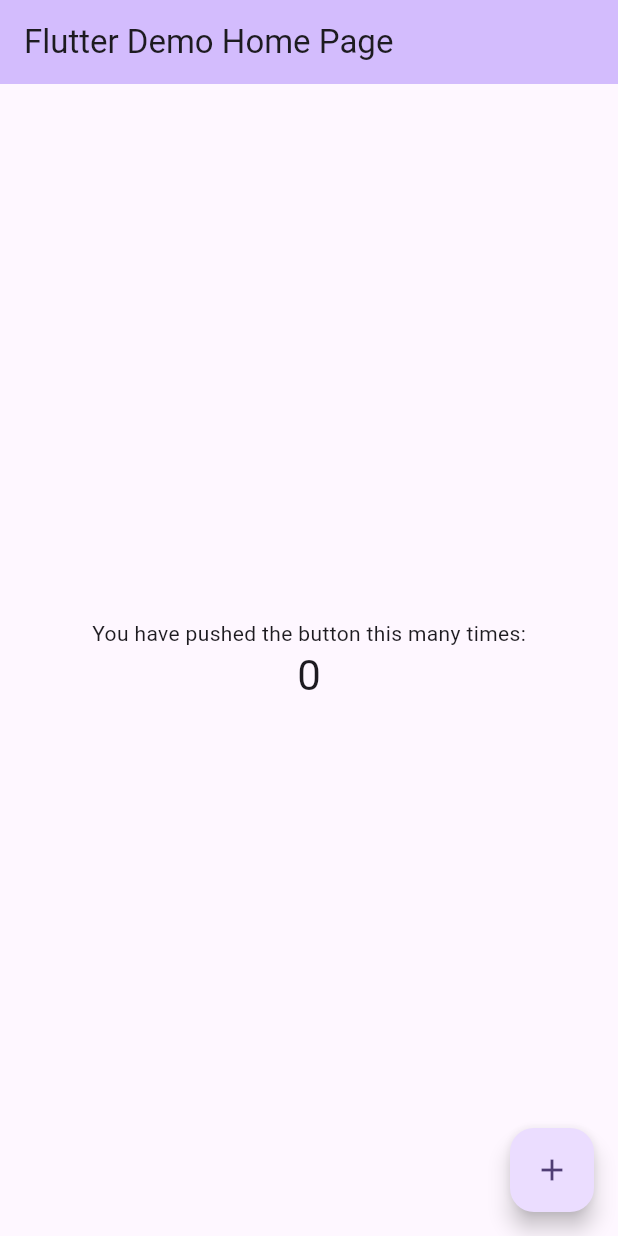
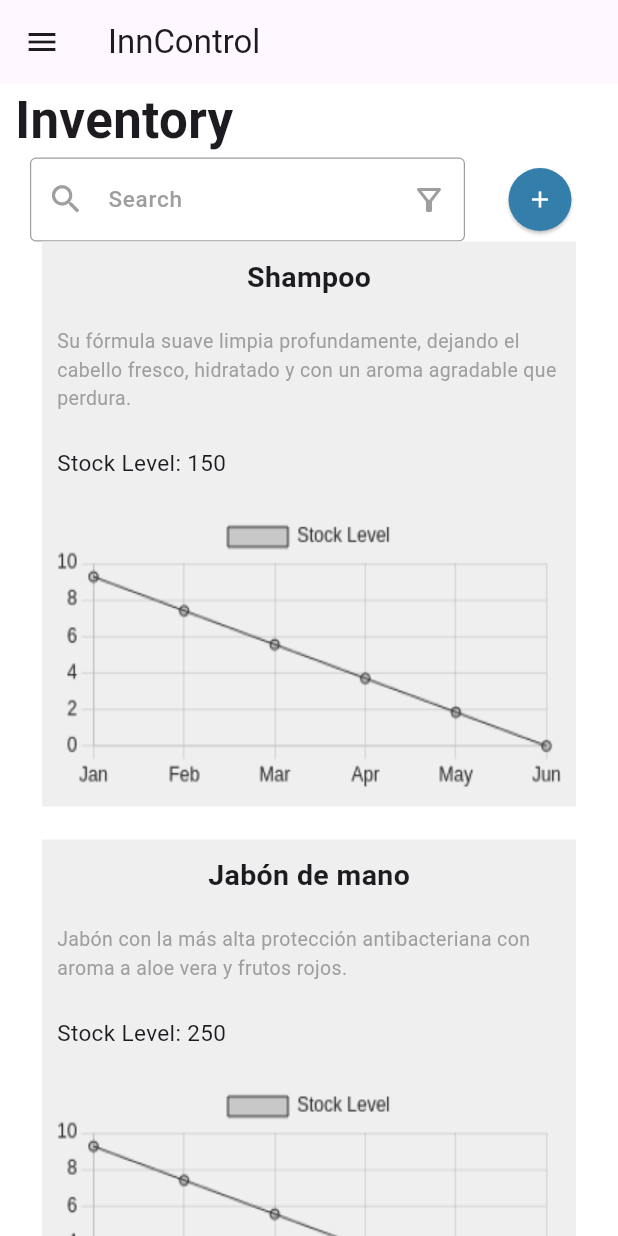
Before and after one commit to upc-pre-20242-cc238-wx61-grupo1/inncontrol-mobile-app, a Flutter app: the screen it shows after launch, on a phone screen of 412 x 824 dp. Run offline on Flutter 3.47's test engine with Material 3 defaults, Android fonts, the phone set to English and light mode, and no system bars.

Commit message:
feat: inventory

```diff
--- a/lib/main.dart
+++ b/lib/main.dart
@@ -1,125 +1,20 @@
 import 'package:flutter/material.dart';
+import 'navigation/main_page.dart';  // Import MainPage
 
 void main() {
-  runApp(const MyApp());
+  runApp(MyApp());
 }
 
 class MyApp extends StatelessWidget {
-  const MyApp({super.key});
-
-  // This widget is the root of your application.
   @override
   Widget build(BuildContext context) {
     return MaterialApp(
-      title: 'Flutter Demo',
+      title: 'InnControl',
       theme: ThemeData(
-        // This is the theme of your application.
-        //
-        // TRY THIS: Try running your application with "flutter run". You'll see
-        // the application has a purple toolbar. Then, without quitting the app,
-        // try changing the seedColor in the colorScheme below to Colors.green
-        // and then invoke "hot reload" (save your changes or press the "hot
-        // reload" button in a Flutter-supported IDE, or press "r" if you used
-        // the command line to start the app).
-        //
-        // Notice that the counter didn't reset back to zero; the application
-        // state is not lost during the reload. To reset the state, use hot
-        // restart instead.
-        //
-        // This works for code too, not just values: Most code changes can be
-        // tested with just a hot reload.
-        colorScheme: ColorScheme.fromSeed(seedColor: Colors.deepPurple),
-        useMaterial3: true,
+        primarySwatch: Colors.blue,
+        scaffoldBackgroundColor: Colors.white,
       ),
-      home: const MyHomePage(title: 'Flutter Demo Home Page'),
+      home: MainPage(),  // Use the RoomsPage as the home
     );
   }
 }
-
-class MyHomePage extends StatefulWidget {
-  const MyHomePage({super.key, required this.title});
-
-  // This widget is the home page of your application. It is stateful, meaning
-  // that it has a State object (defined below) that contains fields that affect
-  // how it looks.
-
-  // This class is the configuration for the state. It holds the values (in this
-  // case the title) provided by the parent (in this case the App widget) and
-  // used by the build method of the State. Fields in a Widget subclass are
-  // always marked "final".
-
-  final String title;
-
-  @override
-  State<MyHomePage> createState() => _MyHomePageState();
-}
-
-class _MyHomePageState extends State<MyHomePage> {
-  int _counter = 0;
-
-  void _incrementCounter() {
-    setState(() {
-      // This call to setState tells the Flutter framework that something has
-      // changed in this State, which causes it to rerun the build method below
-      // so that the display can reflect the updated values. If we changed
-      // _counter without calling setState(), then the build method would not be
-      // called again, and so nothing would appear to happen.
-      _counter++;
-    });
-  }
-
-  @override
-  Widget build(BuildContext context) {
-    // This method is rerun every time setState is called, for instance as done
-    // by the _incrementCounter method above.
-    //
-    // The Flutter framework has been optimized to make rerunning build methods
-    // fast, so that you can just rebuild anything that needs updating rather
-    // than having to individually change instances of widgets.
-    return Scaffold(
-      appBar: AppBar(
-        // TRY THIS: Try changing the color here to a specific color (to
-        // Colors.amber, perhaps?) and trigger a hot reload to see the AppBar
-        // change color while the other colors stay the same.
-        backgroundColor: Theme.of(context).colorScheme.inversePrimary,
-        // Here we take the value from the MyHomePage object that was created by
-        // the App.build method, and use it to set our appbar title.
-        title: Text(widget.title),
-      ),
-      body: Center(
-        // Center is a layout widget. It takes a single child and positions it
-        // in the middle of the parent.
-        child: Column(
-          // Column is also a layout widget. It takes a list of children and
-          // arranges them vertically. By default, it sizes itself to fit its
-          // children horizontally, and tries to be as tall as its parent.
-          //
-          // Column has various properties to control how it sizes itself and
-          // how it positions its children. Here we use mainAxisAlignment to
-          // center the children vertically; the main axis here is the vertical
-          // axis because Columns are vertical (the cross axis would be
-          // horizontal).
-          //
-          // TRY THIS: Invoke "debug painting" (choose the "Toggle Debug Paint"
-          // action in the IDE, or press "p" in the console), to see the
-          // wireframe for each widget.
-          mainAxisAlignment: MainAxisAlignment.center,
-          children: <Widget>[
-            const Text(
-              'You have pushed the button this many times:',
-            ),
-            Text(
-              '$_counter',
-              style: Theme.of(context).textTheme.headlineMedium,
-            ),
-          ],
-        ),
-      ),
-      floatingActionButton: FloatingActionButton(
-        onPressed: _incrementCounter,
-        tooltip: 'Increment',
-        child: const Icon(Icons.add),
-      ), // This trailing comma makes auto-formatting nicer for build methods.
-    );
-  }
-}
--- /dev/null
+++ b/lib/models/item.dart
@@ -0,0 +1,35 @@
+class ItemModel {
+  String itemName;
+  String itemDescription;
+  int itemStock;
+  String graphPath;
+
+  ItemModel(
+      {required this.itemName,
+        required this.itemStock,
+        required this.itemDescription,
+        required this.graphPath});
+
+  static List<ItemModel> getItems() {
+    List<ItemModel> items = [];
+
+    items.add(ItemModel(
+      itemName: 'Shampoo',
+      itemStock: 150,
+      itemDescription:
+      'Su fórmula suave limpia profundamente, dejando el cabello fresco, hidratado y con un aroma agradable que perdura.',
+      graphPath: 'assets/vectors/graph.png',
+    ));
+    items.add(ItemModel(
+      itemName: 'Jabón de mano',
+      itemStock: 250,
+      itemDescription:
+      'Jabón con la más alta protección antibacteriana con aroma a aloe vera y frutos rojos.',
+      graphPath: 'assets/vectors/graph.png',
+    ));
+
+    return items;
+  }
+
+  static void addItem() {}
+}
--- /dev/null
+++ b/lib/navigation/main_page.dart
@@ -0,0 +1,76 @@
+import 'package:flutter/material.dart';
+import '../views/inventory/inventory_screen.dart';  // Import InventoryScreen
+
+class MainPage extends StatefulWidget {
+  @override
+  _MainPageState createState() => _MainPageState();
+}
+
+class _MainPageState extends State<MainPage> {
+  int _selectedIndex = 0;
+
+  // Define a list of views (pages) for navigation
+  static List<Widget> _pages = <Widget>[
+    InventoryScreen(),  // Inventory view
+  ];
+
+  // Method to handle the navigation to the selected page
+  void _onItemTapped(int index) {
+    setState(() {
+      _selectedIndex = index;  // Update the selected index
+    });
+  }
+
+  @override
+  Widget build(BuildContext context) {
+    return Scaffold(
+      appBar: AppBar(
+        title: Text('InnControl'),
+      ),
+      drawer: Drawer(  // Navigation Drawer
+        child: ListView(
+          padding: EdgeInsets.zero,
+          children: <Widget>[
+            DrawerHeader(
+              decoration: BoxDecoration(
+                color: Colors.blue,
+              ),
+              child: Text(
+                'InnControl',
+                style: TextStyle(
+                  color: Colors.white,
+                  fontSize: 24,
+                ),
+              ),
+            ),
+            ListTile(
+              leading: Icon(Icons.meeting_room),
+              title: Text('Rooms'),
+              onTap: () {
+                _onItemTapped(0);  // Navigate to RoomsPage
+                Navigator.pop(context);  // Close the drawer
+              },
+            ),
+            ListTile(
+              leading: Icon(Icons.task),
+              title: Text('Tasks'),
+              onTap: () {
+                _onItemTapped(1);  // Navigate to TaskListScreen
+                Navigator.pop(context);  // Close the drawer
+              },
+            ),
+            ListTile(
+              leading: Icon(Icons.task),
+              title: Text('Iventory'),
+              onTap: () {
+                _onItemTapped(2);  // Navigate to TaskListScreen
+                Navigator.pop(context);  // Close the drawer
+              },
+            ),
+          ],
+        ),
+      ),
+      body: _pages[_selectedIndex],  // Display the selected view
+    );
+  }
+}
--- /dev/null
+++ b/lib/views/inventory/inventory_screen.dart
@@ -0,0 +1,345 @@
+import 'package:flutter/material.dart';
+// import 'package:flutter_svg/flutter_svg.dart';
+
+import '../../models/item.dart';
+
+class InventoryScreen extends StatefulWidget {
+  const InventoryScreen({super.key});
+
+  @override
+  State<InventoryScreen> createState() => _InventoryScreenState();
+}
+
+class _InventoryScreenState extends State<InventoryScreen> {
+  final List<ItemModel> itemsData = ItemModel.getItems();
+
+  @override
+  Widget build(BuildContext context) {
+    return Scaffold(
+      backgroundColor: Colors.white,
+      body: SingleChildScrollView(
+        child: Column(
+          crossAxisAlignment: CrossAxisAlignment.start,
+          children: [inventorySection()],
+        ),
+      ),
+    );
+  }
+
+  Column inventorySection() {
+    return Column(
+      crossAxisAlignment: CrossAxisAlignment.start,
+      children: [
+        mainTitle(),
+        inventorySearchBar(),
+        showInventory(),
+      ],
+    );
+  }
+
+  ListView showInventory() {
+    return ListView.separated(
+      shrinkWrap: true,
+      itemBuilder: (context, index) {
+        return Padding(
+          padding: const EdgeInsets.symmetric(horizontal: 28),
+          child: itemCardContainer(index),
+        );
+      },
+      separatorBuilder: (context, index) => const SizedBox(height: 22),
+      itemCount: itemsData.length,
+    );
+  }
+
+  Container itemCardContainer(int index) {
+    return Container(
+      decoration: const BoxDecoration(
+        shape: BoxShape.rectangle,
+        // color: Color(0xffEFEFEF),
+        color: Color(0xffEFEFEF),
+      ),
+      child: Padding(
+        padding: const EdgeInsets.all(10),
+        child: Column(
+          children: [
+            Text(
+              itemsData[index].itemName,
+              style: const TextStyle(
+                fontSize: 19,
+                fontWeight: FontWeight.w700,
+              ),
+            ),
+            const SizedBox(
+              height: 20,
+            ),
+            Text(
+              itemsData[index].itemDescription,
+              style: const TextStyle(
+                fontSize: 13,
+                fontWeight: FontWeight.w400,
+                color: Colors.grey,
+              ),
+            ),
+            const SizedBox(
+              height: 23,
+            ),
+            Row(
+              children: [
+                Text(
+                  'Stock Level: ${itemsData[index].itemStock}',
+                  style: const TextStyle(
+                    fontSize: 15,
+                    fontWeight: FontWeight.w400,
+                  ),
+                ),
+                const Spacer(),
+              ],
+            ),
+            const SizedBox(height: 23),
+            Image.asset(
+              itemsData[index].graphPath,
+              fit: BoxFit.none,
+            ),
+          ],
+        ),
+      ),
+    );
+  }
+
+  Padding inventorySearchBar() {
+    return Padding(
+      padding: const EdgeInsets.symmetric(horizontal: 20),
+      child: Row(
+        mainAxisAlignment: MainAxisAlignment.spaceBetween,
+        children: [
+          const SizedBox(
+            width: 290,
+            child: TextField(
+              decoration: InputDecoration(
+                filled: true,
+                fillColor: Colors.white,
+                prefixIcon: Icon(
+                  Icons.search,
+                  color: Colors.grey,
+                  size: 25,
+                ),
+                suffixIcon: Icon(Icons.filter_alt_outlined, color: Colors.grey),
+                hintText: 'Search',
+                hintStyle: TextStyle(
+                  fontSize: 15,
+                  fontWeight: FontWeight.w500,
+                  color: Colors.grey,
+                ),
+                border: OutlineInputBorder(
+                  borderSide: BorderSide(width: 0),
+                ),
+                enabledBorder: OutlineInputBorder(
+                  borderSide: BorderSide(
+                    color: Colors.grey,
+                    width: 0.8,
+                  ),
+                ),
+              ),
+            ),
+          ),
+          ElevatedButton(
+            onPressed: () {
+              addItemForm();
+            },
+            style: ElevatedButton.styleFrom(
+              fixedSize: const Size(42, 42),
+              shape: const CircleBorder(),
+              backgroundColor: const Color(0xff337EAB),
+              padding: EdgeInsets.zero,
+            ),
+            child: const Icon(
+              Icons.add,
+              color: Colors.white,
+            ),
+          )
+        ],
+      ),
+    );
+  }
+
+  Row mainTitle() {
+    return const Row(
+      children: [
+        Padding(
+          padding: EdgeInsets.only(left: 10),
+          child: Text(
+            'Inventory',
+            style: TextStyle(
+              fontWeight: FontWeight.w700,
+              fontSize: 34,
+            ),
+          ),
+        ),
+        Spacer()
+      ],
+    );
+  }
+
+  Future addItemForm() => showDialog(
+    context: context,
+    builder: (context) => AlertDialog(
+      title: const Text('Add Inventory item'),
+      content: const Column(
+        crossAxisAlignment: CrossAxisAlignment.start,
+        children: [
+          SizedBox(
+            width: 149,
+            child: TextField(
+              decoration: InputDecoration(
+                filled: true,
+                fillColor: Colors.white,
+                hintText: 'Item Title',
+                hintStyle: TextStyle(
+                  fontSize: 13,
+                  fontWeight: FontWeight.w400,
+                  color: Colors.grey,
+                ),
+                border: OutlineInputBorder(
+                  borderSide: BorderSide(width: 0),
+                ),
+                enabledBorder: OutlineInputBorder(
+                  borderSide: BorderSide(color: Colors.grey, width: 0.8),
+                ),
+              ),
+            ),
+          ),
+          SizedBox(
+            width: 354,
+            child: TextField(
+              decoration: InputDecoration(
+                filled: true,
+                fillColor: Colors.white,
+                hintText: 'Description...',
+                hintStyle: TextStyle(
+                  fontSize: 13,
+                  fontWeight: FontWeight.w400,
+                  color: Colors.grey,
+                ),
+                border: OutlineInputBorder(
+                  borderSide: BorderSide(width: 0),
+                ),
+                enabledBorder: OutlineInputBorder(
+                  borderSide: BorderSide(color: Colors.grey, width: 0.8),
+                ),
+              ),
+            ),
+          ),
+          Row(
+            mainAxisAlignment: MainAxisAlignment.spaceBetween,
+            children: [
+              SizedBox(
+                width: 140,
+                child: TextField(
+                  decoration: InputDecoration(
+                    filled: true,
+                    fillColor: Colors.white,
+                    hintText: 'Provider',
+                    hintStyle: TextStyle(
+                      fontSize: 13,
+                      fontWeight: FontWeight.w400,
+                      color: Colors.grey,
+                    ),
+                    border: OutlineInputBorder(
+                      borderSide: BorderSide(width: 0),
+                    ),
+                    enabledBorder: OutlineInputBorder(
+                      borderSide:
+                      BorderSide(color: Colors.grey, width: 0.8),
+                    ),
+                  ),
+                ),
+              ),
+              SizedBox(
+                width: 140,
+                child: TextField(
+                  decoration: InputDecoration(
+                    filled: true,
+                    fillColor: Colors.white,
+                    hintText: 'Provider Contact',
+                    hintStyle: TextStyle(
+                      fontSize: 13,
+                      fontWeight: FontWeight.w400,
+                      color: Colors.grey,
+                    ),
+                    border: OutlineInputBorder(
+                      borderSide: BorderSide(width: 0),
+                    ),
+                    enabledBorder: OutlineInputBorder(
+                      borderSide:
+                      BorderSide(color: Colors.grey, width: 0.8),
+                    ),
+                  ),
+                ),
+              ),
+            ],
+          ),
+          SizedBox(
+            width: 354,
+            child: TextField(
+              decoration: InputDecoration(
+                filled: true,
+                fillColor: Colors.white,
+                hintText: 'Provider desc.',
+                hintStyle: TextStyle(
+                  fontSize: 13,
+                  fontWeight: FontWeight.w400,
+                  color: Colors.grey,
+                ),
+                border: OutlineInputBorder(
+                  borderSide: BorderSide(width: 0),
+                ),
+                enabledBorder: OutlineInputBorder(
+                  borderSide: BorderSide(color: Colors.grey, width: 0.8),
+                ),
+              ),
+            ),
+          ),
+          SizedBox(
+            width: 155,
+            child: TextField(
+              decoration: InputDecoration(
+                filled: true,
+                fillColor: Colors.white,
+                suffixIcon: Icon(Icons.arrow_drop_down),
+                hintText: 'QUantity',
+                hintStyle: TextStyle(
+                  fontSize: 13,
+                  fontWeight: FontWeight.w400,
+                  color: Colors.grey,
+                ),
+                border: OutlineInputBorder(
+                  borderSide: BorderSide(
+                    width: 0,
+                  ),
+                ),
+                enabledBorder: OutlineInputBorder(
+                  borderSide: BorderSide(
+                    color: Colors.grey,
+                    width: 0.8,
+                  ),
+                ),
+              ),
+            ),
+          ),
+        ],
+      ),
+      actions: [
+        TextButton(
+          onPressed: () {
+            createItem();
+          },
+          child: const Text('Add item'),
+        )
+      ],
+    ),
+  );
+
+  void createItem() {
+    Navigator.of(context).pop();
+  }
+}
--- a/pubspec.yaml
+++ b/pubspec.yaml
@@ -35,6 +35,7 @@ dependencies:
   # The following adds the Cupertino Icons font to your application.
   # Use with the CupertinoIcons class for iOS style icons.
   cupertino_icons: ^1.0.8
+  flutter_svg: ^2.0.10+1
 
 dev_dependencies:
   flutter_test:
@@ -88,3 +89,5 @@ flutter:
   #
   # For details regarding fonts from package dependencies,
   # see https://flutter.dev/to/font-from-package
+  assets:
+    - assets/vectors/
```
Also changed, not shown: assets/vectors/graph.png (added), pubspec.lock.
